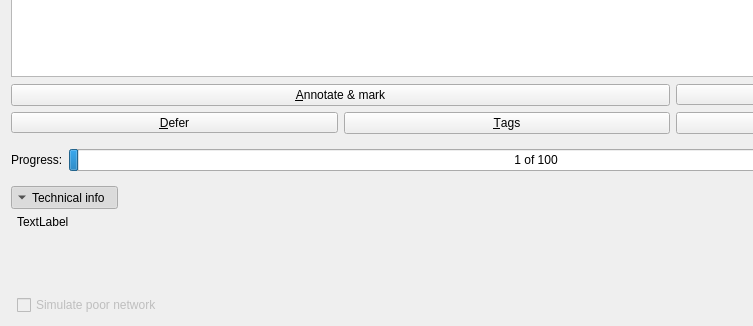
The window that plom/client/ui_files/marker.ui (plomgrading/plom) describes before a commit, drawn with Qt 5; both pictures show x 0 to 753 and y 442 to 768 of the 1024 by 768 pixel window.
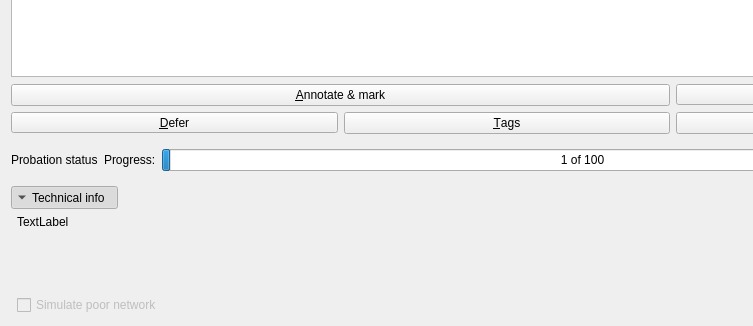
The same window after the commit. Custom widgets are drawn as their Qt base class.

Commit message: Use the progress bar area to show probation status

What changed in the file:
```diff
--- a/plom/client/ui_files/marker.ui
+++ b/plom/client/ui_files/marker.ui
@@ -290,6 +290,13 @@
           <property name="rightMargin">
            <number>0</number>
           </property>
+          <item>
+           <widget class="QLabel" name="labelProbation">
+            <property name="text">
+             <string>Probation status</string>
+            </property>
+           </widget>
+          </item>
           <item>
            <widget class="QLabel" name="labelProgress">
             <property name="text">
```
The commit also changes 2 other files.
